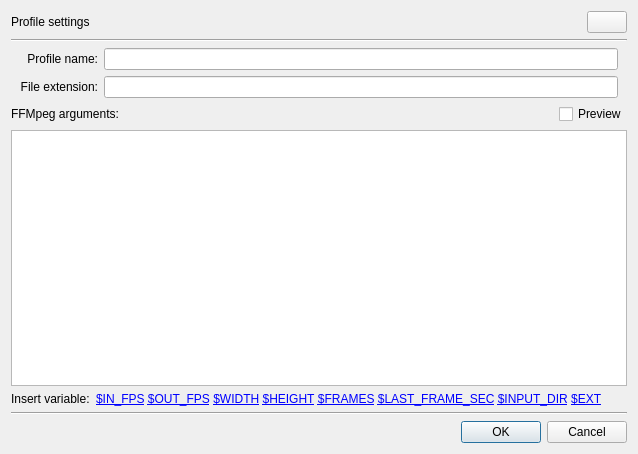
First picture: the form in plugins/dockers/recorder/recorder_profile_settings.ui, repository KDE/krita, before the edit.
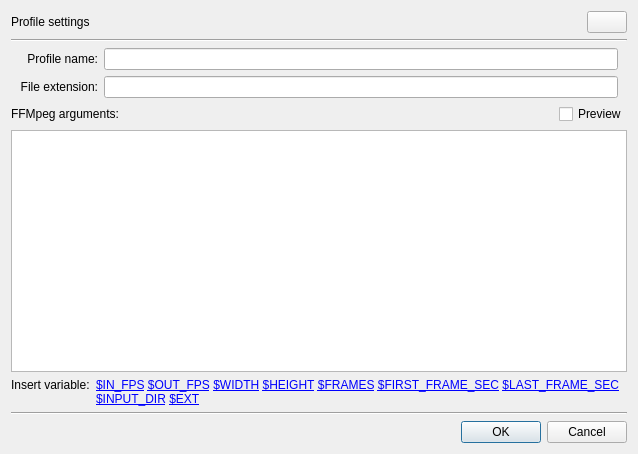
Second picture: the form after the edit. Icons and pictures are not drawn.

The edit to the form file:
```diff
--- a/plugins/dockers/recorder/recorder_profile_settings.ui
+++ b/plugins/dockers/recorder/recorder_profile_settings.ui
@@ -89,6 +89,7 @@
 &lt;a href=&quot;$WIDTH&quot;&gt;$WIDTH&lt;/a&gt;
 &lt;a href=&quot;$HEIGHT&quot;&gt;$HEIGHT&lt;/a&gt;
 &lt;a href=&quot;$FRAMES&quot;&gt;$FRAMES&lt;/a&gt;
+&lt;a href=&quot;$FIRST_FRAME_SEC&quot;&gt;$FIRST_FRAME_SEC&lt;/a&gt;
 &lt;a href=&quot;$LAST_FRAME_SEC&quot;&gt;$LAST_FRAME_SEC&lt;/a&gt;
 &lt;a href=&quot;$INPUT_DIR&quot;&gt;$INPUT_DIR&lt;/a&gt;
 &lt;a href=&quot;$EXT&quot;&gt;$EXT&lt;/a&gt;
```
